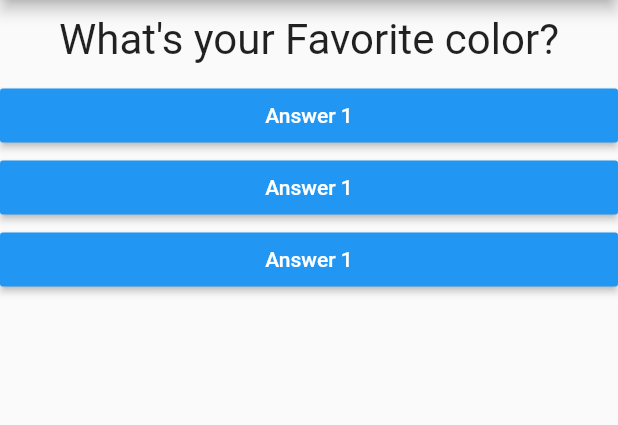
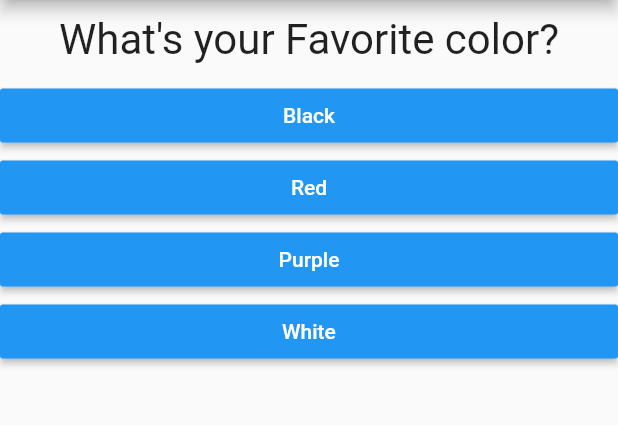
Before and after one commit to CynthiaPeter/QuizApp, a Flutter app: the screen it shows after launch, on a phone screen of 412 x 824 dp, the part 84-509 px from its top. Run offline on Flutter 3.47's test engine with Material 2 defaults, Android fonts, the phone set to English and light mode, and no system bars.

Commit message:
Worked on the interface and implemented mapping and spread operrator

```diff
--- a/lib/answers.dart
+++ b/lib/answers.dart
@@ -2,8 +2,9 @@ import 'package:flutter/material.dart';
 
 class Answer extends StatelessWidget {
   final Function selectHandler;
+  final String answerText;
 
-  Answer(this.selectHandler);
+  Answer(this.selectHandler, this.answerText);
 
   @override
   Widget build(BuildContext context) {
@@ -12,7 +13,7 @@ class Answer extends StatelessWidget {
       child: RaisedButton(
         color: Colors.blue,
         textColor: Colors.white,
-        child: Text('Answer 1'),
+        child: Text(answerText),
 
         onPressed:selectHandler,
         ),
--- a/lib/main.dart
+++ b/lib/main.dart
@@ -2,7 +2,6 @@ import 'package:flutter/material.dart';
 
 import './questions.dart';
 import './answers.dart';
-
 
 void main() {
   runApp(QuizApp());
@@ -24,11 +23,22 @@ class _QuizAppState extends State<QuizApp> {
     });
     print(_questionIndex);
   }
+
   @override
   Widget build(BuildContext context) {
     var questions = [
-      'What\'s your Favorite color?',
-      'What\'s your favourite movie?',
+      {
+        'questionText': 'What\'s your Favorite color?',
+        'answers': ['Black', 'Red', 'Purple', 'White'],
+      },
+      {
+        'questionText': 'What\'s your Favorite food?',
+        'answers': ['Jollof', 'Fried Rice', 'Banga Rice', 'Coconut Rice'],
+      },
+      {
+        'questionText': 'What\'s your Favorite pet?',
+        'answers': ['Puppy', 'Snake', 'Cat', 'Rabbit'],
+      },
     ];
     return MaterialApp(
       debugShowCheckedModeBanner: false,
@@ -40,12 +50,11 @@ class _QuizAppState extends State<QuizApp> {
         body: Column(
           children: [
             Question(
-            questions[_questionIndex],
+              questions[_questionIndex]['questionText'],
             ),
-          Answer(_answerQuestion),
-          Answer(_answerQuestion),
-          Answer(_answerQuestion),
-
+           ...(questions[_questionIndex]['answers'] as List<String>).map((answer) {
+              return Answer(_answerQuestion, answer);
+            }).toList()
           ],
         ),
       ),
```
Lines whose indentation alone changed are shown as unchanged.
